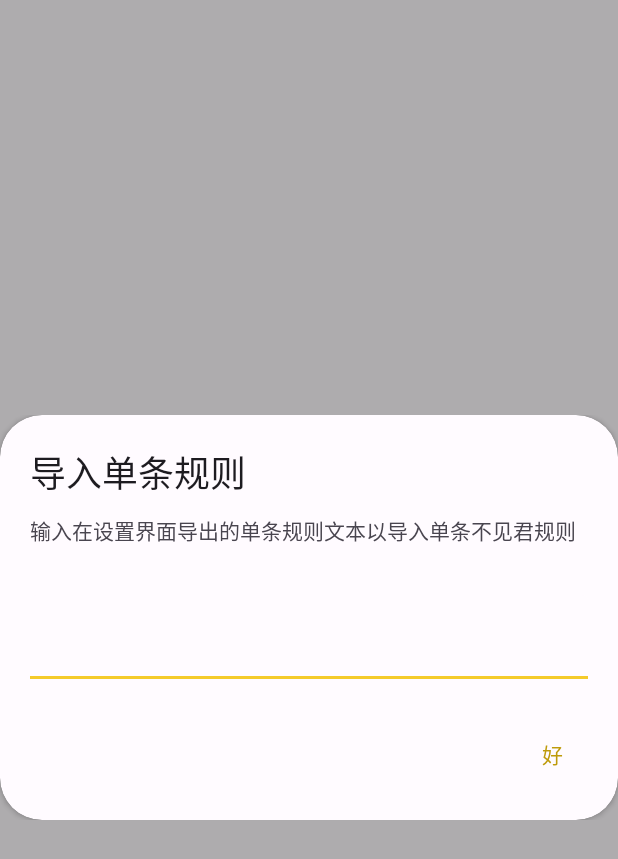
After one commit to RoderickQiu/seeNot, an Android app: the fragment ImportDialogFragment shown on its own in the app's theme, on a phone screen of 412 x 824 dp. The commit adds this screen. Shown: the top 859 px of the screen. Run offline under Robolectric (Android 15) with nearby library versions, the phone set to English and light mode, and no system bars; libraries missing offline, so code that uses them is left out: com.scottyab.aescrypt; 1 statement that could not run was skipped.

Commit message:
make single rule import / export

```diff
--- a/app/src/main/java/com/scrisstudio/seenot/service/RuleInfo.java
+++ b/app/src/main/java/com/scrisstudio/seenot/service/RuleInfo.java
@@ -3,7 +3,7 @@ package com.scrisstudio.seenot.service;
 import java.util.ArrayList;
 
 public class RuleInfo {
-    private final int id;
+    private int id;
     private boolean status;
     private String title;
     private String ruleFor;
@@ -21,6 +21,10 @@ public class RuleInfo {
         this.filter = filter;
         this.filterLength = filterLength;
         this.reopenTime = reopenTime;
+    }
+
+    public void setId(int id) {
+        this.id = id;
     }
 
     public int getId() {
--- /dev/null
+++ b/app/src/main/java/com/scrisstudio/seenot/ui/home/ImportDialogFragment.java
@@ -0,0 +1,121 @@
+package com.scrisstudio.seenot.ui.home;
+
+import static com.scrisstudio.seenot.SeeNot.l;
+import static com.scrisstudio.seenot.SeeNot.le;
+import static com.scrisstudio.seenot.ui.settings.SettingsFragment.password;
+
+import android.annotation.SuppressLint;
+import android.app.Dialog;
+import android.content.SharedPreferences;
+import android.graphics.Color;
+import android.graphics.drawable.ColorDrawable;
+import android.os.Bundle;
+import android.view.LayoutInflater;
+import android.view.View;
+import android.view.ViewGroup;
+import android.widget.Button;
+import android.widget.RelativeLayout;
+import android.widget.Toast;
+
+import androidx.annotation.NonNull;
+import androidx.fragment.app.DialogFragment;
+import androidx.fragment.app.FragmentManager;
+
+import com.google.android.material.textfield.TextInputLayout;
+import com.google.gson.Gson;
+import com.google.gson.reflect.TypeToken;
+import com.scottyab.aescrypt.AESCrypt;
+import com.scrisstudio.seenot.R;
+import com.scrisstudio.seenot.SeeNot;
+import com.scrisstudio.seenot.service.RuleInfo;
+
+import java.security.GeneralSecurityException;
+import java.util.ArrayList;
+import java.util.Objects;
+
+public class ImportDialogFragment extends DialogFragment {
+    public static final String TAG = "SeeNot-Dialog";
+    private static OnSubmitListener callBack;
+    private static ArrayList<RuleInfo> rules;
+    private static SharedPreferences sharedPreferences;
+    private static final Gson gson = new Gson();
+    private Button okButton;
+    private TextInputLayout timeTextInput;
+    private RelativeLayout pwdView;
+
+    public static void display(FragmentManager fragmentManager, SharedPreferences sp) {
+        ImportDialogFragment dialog = new ImportDialogFragment();
+        sharedPreferences = sp;
+        dialog.show(fragmentManager, TAG);
+    }
+
+    public static void setOnSubmitListener(OnSubmitListener callback) {
+        callBack = callback;
+    }
+
+    @Override
+    public void onCreate(Bundle savedInstanceState) {
+        super.onCreate(savedInstanceState);
+    }
+
+    @Override
+    public void onStart() {
+        super.onStart();
+        Dialog dialog = getDialog();
+        if (dialog != null) {
+            dialog.getWindow().setWindowAnimations(R.style.Theme_SeeNot_Slide);
+        }
+    }
+
+    @Override
+    public View onCreateView(@NonNull LayoutInflater inflater, ViewGroup container, Bundle savedInstanceState) {
+        super.onCreateView(inflater, container, savedInstanceState);
+        Objects.requireNonNull(getDialog()).getWindow().setBackgroundDrawable(new ColorDrawable(Color.TRANSPARENT));
+        View view = null;
+        view = inflater.inflate(R.layout.dialog_import_rule, container, false);
+        if (view != null) {
+            okButton = view.findViewById(R.id.import_ok_button);
+            timeTextInput = view.findViewById(R.id.set_single_rule);
+            pwdView = view.findViewById(R.id.import_view);
+        }
+        return view;
+    }
+
+    @SuppressLint("SetTextI18n")
+    @Override
+    public void onViewCreated(@NonNull View view, Bundle savedInstanceState) {
+        super.onViewCreated(view, savedInstanceState);
+
+        rules = gson.fromJson(sharedPreferences.getString("rules", "{}"), new TypeToken<ArrayList<RuleInfo>>() {
+        }.getType());
+        okButton.setOnClickListener(v -> {
+            try {
+                try {
+                    String messageAfterDecrypt = AESCrypt.decrypt(password,
+                            Objects.requireNonNull(timeTextInput.getEditText()).getText().toString());
+                    RuleInfo rule = gson.fromJson(messageAfterDecrypt, new TypeToken<RuleInfo>() {
+                    }.getType());
+                    rule.setId(sharedPreferences.getInt("rule-id-max", 0));
+                    rules.add(rule);
+                    l("Imported: " + rule);
+                    Toast.makeText(SeeNot.getAppContext(), R.string.operation_done, Toast.LENGTH_SHORT).show();
+                } catch (GeneralSecurityException e) {
+                    le("INNER ERR: " + e.getLocalizedMessage());
+                    Toast.makeText(getContext(), R.string.import_failed, Toast.LENGTH_SHORT).show();
+                }
+            } catch (Exception e) {
+                le("OUTER ERR: " + e.getLocalizedMessage());
+                Toast.makeText(getContext(), R.string.import_failed, Toast.LENGTH_SHORT).show();
+            }
+
+            callBack.onSubmit(rules);
+            dismiss();
+        });
+    }
+
+    // This interface can be implemented by the Activity, parent Fragment,
+    // or a separate test implementation.
+    public interface OnSubmitListener {
+        void onSubmit(ArrayList<RuleInfo> rules);
+    }
+}
--- /dev/null
+++ b/app/src/main/res/layout/dialog_import_rule.xml
@@ -0,0 +1,81 @@
+<?xml version="1.0" encoding="utf-8"?>
+<androidx.cardview.widget.CardView xmlns:android="http://schemas.android.com/apk/res/android"
+    xmlns:app="http://schemas.android.com/apk/res-auto"
+    android:layout_width="wrap_content"
+    android:layout_height="wrap_content"
+    app:shapeAppearance="?attr/shapeAppearanceMediumComponent"
+    app:backgroundInsetStart="24dp"
+    app:backgroundInsetEnd="24dp"
+    app:backgroundInsetTop="24dp"
+    app:backgroundInsetBottom="24dp"
+    app:cardBackgroundColor="?attr/colorSurface"
+    app:cardCornerRadius="@dimen/material3_corner">
+
+    <RelativeLayout
+        android:id="@+id/import_view"
+        android:layout_width="wrap_content"
+        android:layout_height="270dp"
+        android:orientation="vertical"
+        android:padding="20dp"
+        android:scrollbars="vertical">
+
+        <LinearLayout
+            android:layout_width="match_parent"
+            android:layout_height="wrap_content"
+            android:orientation="vertical">
+
+            <TextView
+                android:layout_width="match_parent"
+                android:layout_height="wrap_content"
+                android:layout_marginTop="0dp"
+                android:text="@string/import_single_rule"
+                android:textAppearance="?attr/textAppearanceHeadline5" />
+
+            <TextView
+                android:layout_width="wrap_content"
+                android:layout_height="wrap_content"
+                android:text="@string/import_single_dialog_msg"
+                android:layout_marginTop="10dp" />
+
+        </LinearLayout>
+
+        <LinearLayout
+            android:layout_width="match_parent"
+            android:layout_height="wrap_content"
+            android:orientation="vertical"
+            android:layout_marginTop="100dp">
+
+            <com.google.android.material.textfield.TextInputLayout
+                android:id="@+id/set_single_rule"
+                android:layout_width="match_parent"
+                android:layout_height="wrap_content"
+                style="@style/Widget.Material3.TextInputLayout.FilledBox"
+                app:boxBackgroundColor="?attr/colorSurface"
+                app:boxStrokeColor="?attr/colorAccent"
+                android:focusedByDefault="true">
+
+                <com.google.android.material.textfield.TextInputEditText
+                    android:layout_width="match_parent"
+                    android:layout_height="wrap_content"
+                    android:inputType="textLongMessage">
+
+                    <requestFocus />
+
+                </com.google.android.material.textfield.TextInputEditText>
+
+            </com.google.android.material.textfield.TextInputLayout>
+
+        </LinearLayout>
+
+        <Button
+            android:id="@+id/import_ok_button"
+            style="@style/Widget.Material3.Button.TextButton.Dialog"
+            android:layout_width="48dp"
+            android:layout_height="wrap_content"
+            android:layout_alignParentEnd="true"
+            android:layout_alignParentBottom="true"
+            android:text="@string/ok" />
+
+    </RelativeLayout>
+
+</androidx.cardview.widget.CardView>
--- a/app/src/main/res/values/strings.xml
+++ b/app/src/main/res/values/strings.xml
@@ -83,8 +83,10 @@
     <string name="settings_general">基本设置</string>
     <string name="settings_export">数据备份</string>
     <string name="settings_export_tip">点此备份应用的全部设置和规则</string>
+    <string name="settings_export_single">单条规则备份导出</string>
+    <string name="settings_export_single_tip">点此导出你所想要备份或分享的单条规则</string>
     <string name="settings_import">数据导入</string>
-    <string name="settings_import_tip">点此导入应用数据</string>
+    <string name="settings_import_tip">点此导入应用全部数据并覆盖当前数据；导入单条规则请在首页点击"添加规则"</string>
     <string name="copied_to_clipboard">已经复制到剪贴板</string>
     <string name="import_succeed">数据导入成功</string>
     <string name="import_failed">导入失败</string>
@@ -145,4 +147,6 @@
     <string name="cancel">取消</string>
     <string name="start_reservation">现在预约</string>
     <string name="reservation_lock_text_hint">需提前预约的分钟数</string>
+    <string name="import_single_rule">导入单条规则</string>
+    <string name="import_single_dialog_msg">输入在设置界面导出的单条规则文本以导入单条不见君规则</string>
 </resources>
--- a/app/src/main/res/xml/preference.xml
+++ b/app/src/main/res/xml/preference.xml
@@ -16,6 +16,11 @@
             app:key="export"
             app:summary="@string/settings_export_tip"
             app:title="@string/settings_export" />
+
+        <Preference
+            app:key="export-single"
+            app:summary="@string/settings_export_single_tip"
+            app:title="@string/settings_export_single" />
 
         <EditTextPreference
             app:key="import"
```
Also changed, not shown: app/src/main/java/com/scrisstudio/seenot/ui/home/HomeFragment.java (+21 -0 lines), app/src/main/java/com/scrisstudio/seenot/ui/settings/SettingsFragment.java (+39 -6 lines).
